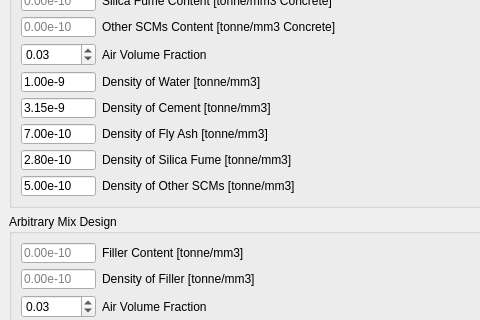
Before: the Qt Designer form freecad/chronoWorkbench/gui/ui/ui_SPHDEM_mixDesign.ui in Concrete-Chrono-Development/chrono-preprocessor, drawn with Qt 5; both pictures show x 0 to 480 and y 128 to 448 of the 682 by 737 pixel window.
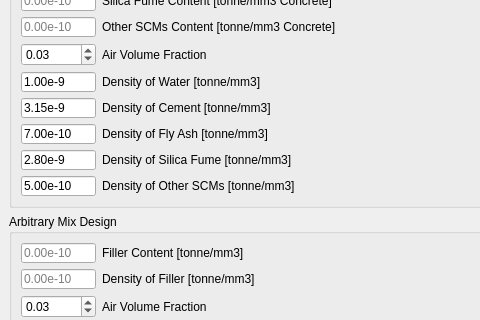
After: the same form once the commit is applied.

```diff
--- a/freecad/chronoWorkbench/gui/ui/ui_SPHDEM_mixDesign.ui
+++ b/freecad/chronoWorkbench/gui/ui/ui_SPHDEM_mixDesign.ui
@@ -377,7 +377,7 @@
             </size>
            </property>
            <property name="text">
-            <string>2.80e-10</string>
+            <string>2.80e-9</string>
            </property>
            <property name="placeholderText">
             <string>3.15e-9</string>
```
